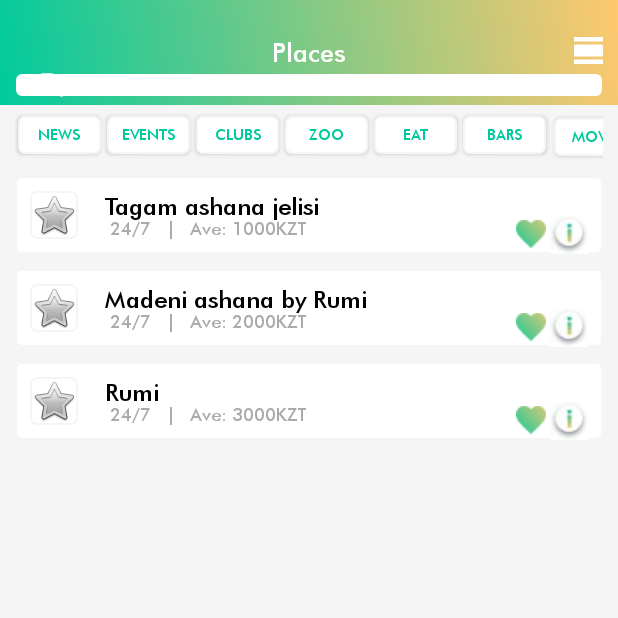
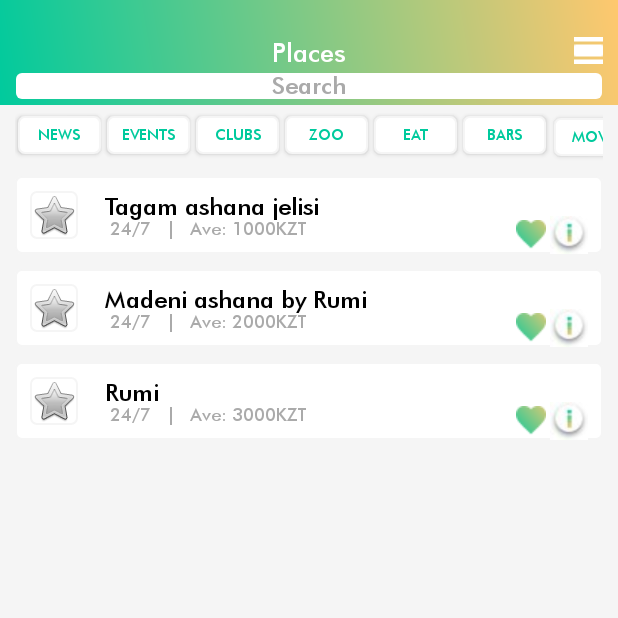
Before and after one commit to wasdx19/Seruen, an Android app: the fragment PlacesPage1 placed in its activity, on a phone screen of 412 x 824 dp, the top half of it. Run offline under Robolectric (Android 15) with nearby library versions, the phone set to English and light mode, and no system bars.

Commit message:
changed search area

```diff
--- a/VisitAppl/app/src/main/res/layout/activity_places_page1.xml
+++ b/VisitAppl/app/src/main/res/layout/activity_places_page1.xml
@@ -41,20 +41,22 @@
             android:layout_marginTop="24.5dp"
             app:srcCompat="@drawable/basket_icon" />
 
-        <SearchView
-            android:id="@+id/search_view_places"
-            android:layout_width="wrap_content"
-            android:layout_height="20dp"
-            android:layout_alignParentStart="true"
+        <EditText
+            android:id="@+id/editText_search"
+            android:layout_width="match_parent"
+            android:layout_height="wrap_content"
+            android:textColor="@android:color/darker_gray"
+            android:textSize="16sp"
+            android:textAlignment="center"
             android:layout_alignParentTop="true"
             android:layout_alignParentEnd="true"
             android:layout_marginStart="10dp"
-            android:layout_marginTop="48.5dp"
+            android:layout_marginTop="48dp"
             android:layout_marginEnd="10dp"
-            android:layout_marginBottom="5dp"
-            android:background="@drawable/search_rounded_angles" />
-
-
+            android:layout_marginBottom="3dp"
+            android:text="Search"
+            android:fontFamily="@font/fut_med"
+            android:background="@drawable/search_rounded_angles"/>
 
 
     </RelativeLayout>
```
